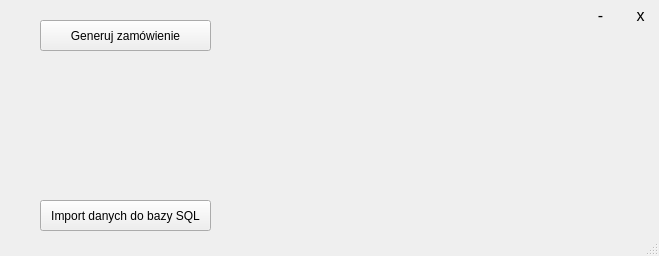
The window that zamowienia.ui (Fastus001/Zamowienia) describes before a commit, drawn with Qt 5.
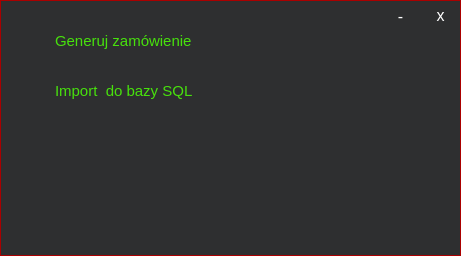
The same window after the commit. Icons and pictures are not drawn.

Patch:
```diff
--- a/zamowienia.ui
+++ b/zamowienia.ui
@@ -6,18 +6,36 @@
    <rect>
     <x>0</x>
     <y>0</y>
-    <width>659</width>
+    <width>461</width>
     <height>256</height>
    </rect>
   </property>
+  <property name="sizePolicy">
+   <sizepolicy hsizetype="Preferred" vsizetype="Preferred">
+    <horstretch>0</horstretch>
+    <verstretch>0</verstretch>
+   </sizepolicy>
+  </property>
   <property name="windowTitle">
    <string>Zamowienia</string>
   </property>
+  <property name="windowIcon">
+   <iconset resource="zasoby.qrc">
+    <normaloff>:/new/prefix1/submittutorial.png</normaloff>:/new/prefix1/submittutorial.png</iconset>
+  </property>
+  <property name="styleSheet">
+   <string notr="true">QMainWindow {
+	background-color: #2E2F30;
+	 border: solid;
+	border-color: rgb(170, 0, 0);
+	border-width: 1px;
+}</string>
+  </property>
   <widget class="QWidget" name="centralWidget">
    <widget class="QPushButton" name="closeButton">
     <property name="geometry">
      <rect>
-      <x>620</x>
+      <x>420</x>
       <y>0</y>
       <width>41</width>
       <height>31</height>
@@ -31,7 +49,7 @@
     <property name="styleSheet">
      <string notr="true">QPushButton {
     border: none;
-    color: black;
+    color: white;
     padding: 6px 15px;
     text-align: center;
     font-size: 16px;
@@ -47,8 +65,8 @@
    <widget class="QPushButton" name="minimizeButton2">
     <property name="geometry">
      <rect>
-      <x>580</x>
-      <y>0</y>
+      <x>380</x>
+      <y>1</y>
       <width>41</width>
       <height>31</height>
      </rect>
@@ -61,7 +79,7 @@
     <property name="styleSheet">
      <string notr="true">QPushButton {
     border: none;
-    color: black;
+    color: white;
     padding: 6px 15px;
     text-align: center;
     font-size: 16px;
@@ -80,9 +98,25 @@
       <x>40</x>
       <y>20</y>
       <width>171</width>
-      <height>31</height>
+      <height>41</height>
      </rect>
     </property>
+    <property name="toolTip">
+     <string>&lt;html&gt;&lt;head/&gt;&lt;body&gt;&lt;p&gt;Generowanie danych do zamówienia z BD&lt;/p&gt;&lt;/body&gt;&lt;/html&gt;</string>
+    </property>
+    <property name="styleSheet">
+     <string notr="true">QPushButton {
+    border: none;
+    color: rgb(71,225,12);
+    padding: 6px 15px;
+    text-align: left;
+    font-size: 15px;
+}
+QPushButton:hover{
+background-color: #666666;
+}
+</string>
+    </property>
     <property name="text">
      <string>Generuj zamówienie</string>
     </property>
@@ -91,17 +125,31 @@
     <property name="geometry">
      <rect>
       <x>40</x>
-      <y>200</y>
+      <y>70</y>
       <width>171</width>
-      <height>31</height>
+      <height>41</height>
      </rect>
     </property>
+    <property name="toolTip">
+     <string>&lt;html&gt;&lt;head/&gt;&lt;body&gt;&lt;p&gt;Import pliku z zamówieniem do BD&lt;/p&gt;&lt;p&gt;Uaktualnienie BD&lt;/p&gt;&lt;p&gt;Nadnanie ID w arkuszu Excel towarom obecnych w BD&lt;/p&gt;&lt;/body&gt;&lt;/html&gt;</string>
+    </property>
+    <property name="styleSheet">
+     <string notr="true">QPushButton {
+    border: none;
+    color: rgb(71,225,12);
+    padding: 6px 15px;
+    text-align: left;
+    font-size: 15px;
+}
+QPushButton:hover{
+background-color:#666666;
+}</string>
+    </property>
     <property name="text">
-     <string>Import danych do bazy SQL</string>
+     <string>Import  do bazy SQL</string>
     </property>
    </widget>
   </widget>
-  <widget class="QStatusBar" name="statusBar"/>
  </widget>
  <layoutdefault spacing="6" margin="11"/>
  <resources/>
```
Left out of the diff: 6 changed lines with no effect on the pictures.
